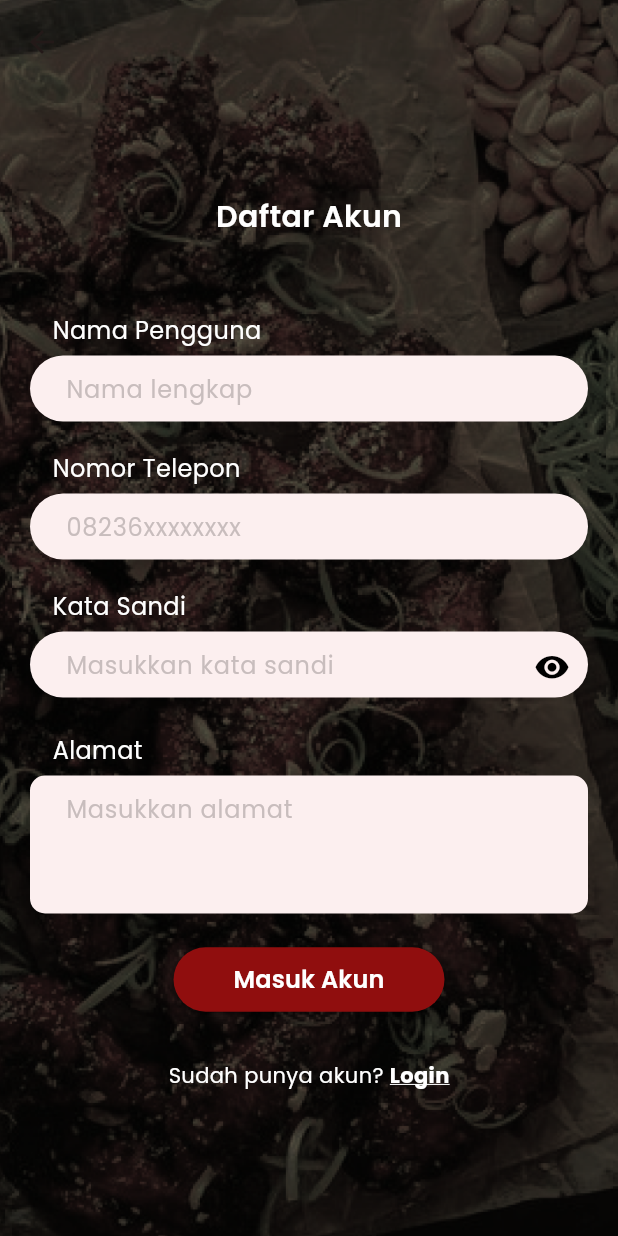
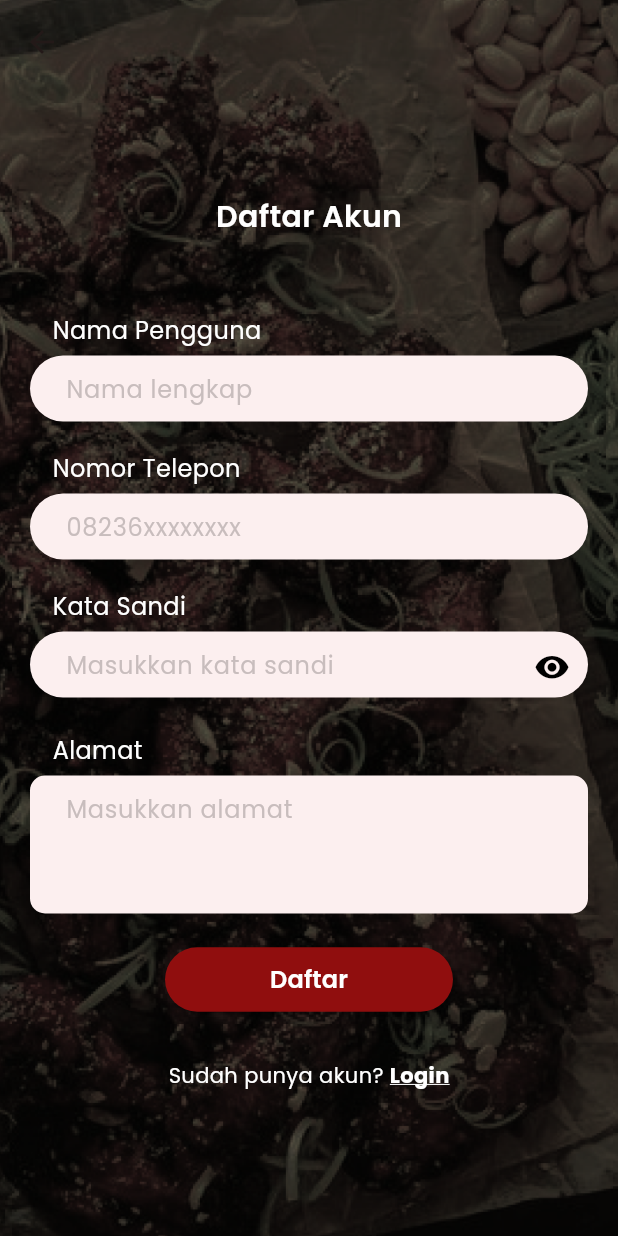
Before and after one commit to Neuxtron/food_project, a Flutter app: the DaftarPage screen opened by its route, on a phone screen of 412 x 824 dp. Run offline on Flutter 3.47's test engine with Material 2 defaults, Android fonts, the phone set to English and light mode, and no system bars; our stand-ins replace carousel_slider, flutter_svg; network calls fail.

Commit message:
minor changes
button padding
appbar surface tint color

```diff
--- a/food_project_mobile/lib/views/daftar/daftar_page.dart
+++ b/food_project_mobile/lib/views/daftar/daftar_page.dart
@@ -68,7 +68,7 @@ class _DaftarPageState extends State<DaftarPage> {
           onPressed: submitDaftar,
           margin: const EdgeInsets.only(top: 0, bottom: 30),
           child: const Text(
-            "Masuk Akun",
+            "Daftar",
             style: TextStyle(
               color: Colors.white,
               fontWeight: FontWeight.w600,
--- a/food_project_mobile/lib/views/home/rekomendasi_item.dart
+++ b/food_project_mobile/lib/views/home/rekomendasi_item.dart
@@ -42,7 +42,7 @@ class RekomendasiItem extends StatelessWidget {
                     color: AppConstants.primary,
                   ),
                 ),
-                // TODO: konfirmasi
+                // TODO: konfirmasi rating
                 const SizedBox(height: 25),
                 Row(
                   children: [
--- a/food_project_mobile/lib/views/layouts/main_layout.dart
+++ b/food_project_mobile/lib/views/layouts/main_layout.dart
@@ -20,10 +20,12 @@ class _MainLayoutState extends State<MainLayout> {
     AppBar(
       backgroundColor: Colors.black.withOpacity(.01),
       elevation: 0,
+      surfaceTintColor: Colors.transparent,
     ),
     AppBar(
       backgroundColor: Colors.black.withOpacity(.01),
       elevation: 0,
+      surfaceTintColor: Colors.transparent,
     ),
     AppBar(
       backgroundColor: Colors.white,
@@ -34,10 +36,12 @@ class _MainLayoutState extends State<MainLayout> {
           fontSize: 16,
         ),
       ),
+      surfaceTintColor: Colors.transparent,
     ),
     AppBar(
       backgroundColor: Colors.black.withOpacity(.01),
       elevation: 0,
+      surfaceTintColor: Colors.transparent,
     ),
   ];
 
--- a/food_project_mobile/lib/views/widgets/cu_button.dart
+++ b/food_project_mobile/lib/views/widgets/cu_button.dart
@@ -18,7 +18,7 @@ class CuButton extends StatelessWidget {
     this.margin = EdgeInsets.zero,
     this.padding = const EdgeInsets.symmetric(
       vertical: 10,
-      horizontal: 40,
+      horizontal: 70,
     ),
   });
 
```
